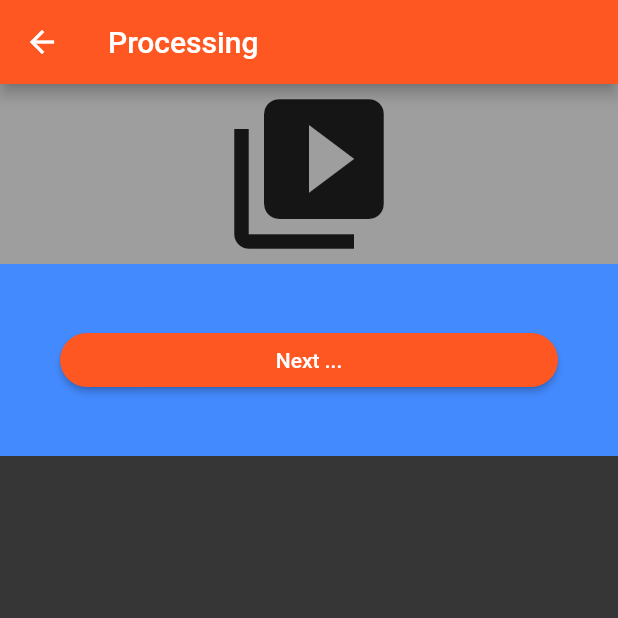
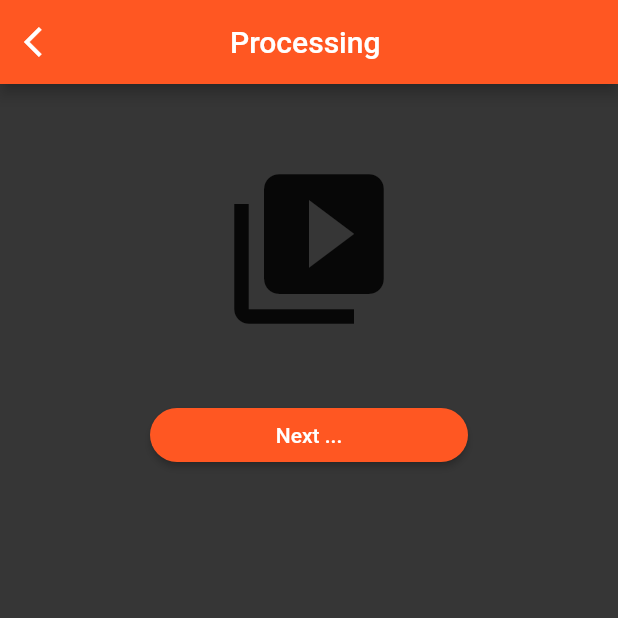
Before and after one commit to vachiraa/th_signlang, a Flutter app: the ProcessingPage screen opened directly, on a phone screen of 412 x 824 dp, the top half of it. Run offline on Flutter 3.47's test engine with Material 2 defaults, Android fonts, the phone set to English and light mode, and no system bars; our stand-ins replace image_picker, splashscreen, video_player.

Commit message:
custom button

```diff
--- a/lib/pages/processing.dart
+++ b/lib/pages/processing.dart
@@ -8,8 +8,9 @@ import 'package:th_signlang/widget/video_widget.dart';
 
 class ProcessingPage extends StatefulWidget {
   final File videoFile;
+  final bool looping;
 
-  ProcessingPage({Key key, this.videoFile}) : super(key: key);
+  ProcessingPage({Key key, this.videoFile,this.looping}) : super(key: key);
 
   @override
   _ProcessingPageState createState() => _ProcessingPageState();
@@ -23,7 +24,14 @@ class _ProcessingPageState extends State<ProcessingPage> {
     return Scaffold(
       backgroundColor: Color.fromRGBO(54, 54, 54, 100),
       appBar: AppBar(
+        centerTitle: true,
           title: Text('Processing '),
+        automaticallyImplyLeading: true,
+        leading: IconButton(icon: Icon(Icons.arrow_back_ios),
+        onPressed: () {
+          Navigator.push(context, MaterialPageRoute(builder: (context) => HomePage()));
+        },
+        ),
         // backgroundColor: Color.fromRGBO(251, 188, 27, 100),
       ),
       body: SafeArea(
@@ -31,30 +39,25 @@ class _ProcessingPageState extends State<ProcessingPage> {
               child: ListView(
                 children: <Widget>[
                 Container(
-            color: Colors.grey,
-            // height: MediaQuery.of(context).size.height * (0.6),
-            // width: MediaQuery.of(context).size.width * (1),
-            // height: 500,
-            // width: 90,
-            child: widget.videoFile == null
-                ? Icon(
-                    Icons.video_collection,
-                    size: 120,
-                  )
+                   child: Padding( padding: EdgeInsets.fromLTRB(60, 50, 60, 30),
+                     child: widget.videoFile == null ?
+                     Icon( Icons.video_collection, size: 120,)
                      : VideoWidget(widget.videoFile),
-          ),
+                  ),),
                 Container(
-            color: Colors.blueAccent,
-              child: Padding(
-                padding: EdgeInsets.all(40.0),
+                  child:Padding(
+                    padding: EdgeInsets.fromLTRB(100, 10, 100, 10),
+                    child: SizedBox(
                       child: RaisedButton(
+                        shape: StadiumBorder(),
                         onPressed: () {sendVideo();},
                         child: Text('Next ...'),
-              shape: StadiumBorder(),
                         color: Theme.of(context).primaryColor,
                         textColor: Colors.white,
-            ),
-          ))
+            ),),
+                  )
+          // )
+                )
         ],
       ))),
     );
```
Also changed, not shown: lib/pages/home.dart (+29 -19 lines), lib/pages/translation.dart (+21 -12 lines), lib/widget/video_widget.dart (+5 -2 lines), 1 other file. Lines whose indentation alone changed are shown as unchanged.
